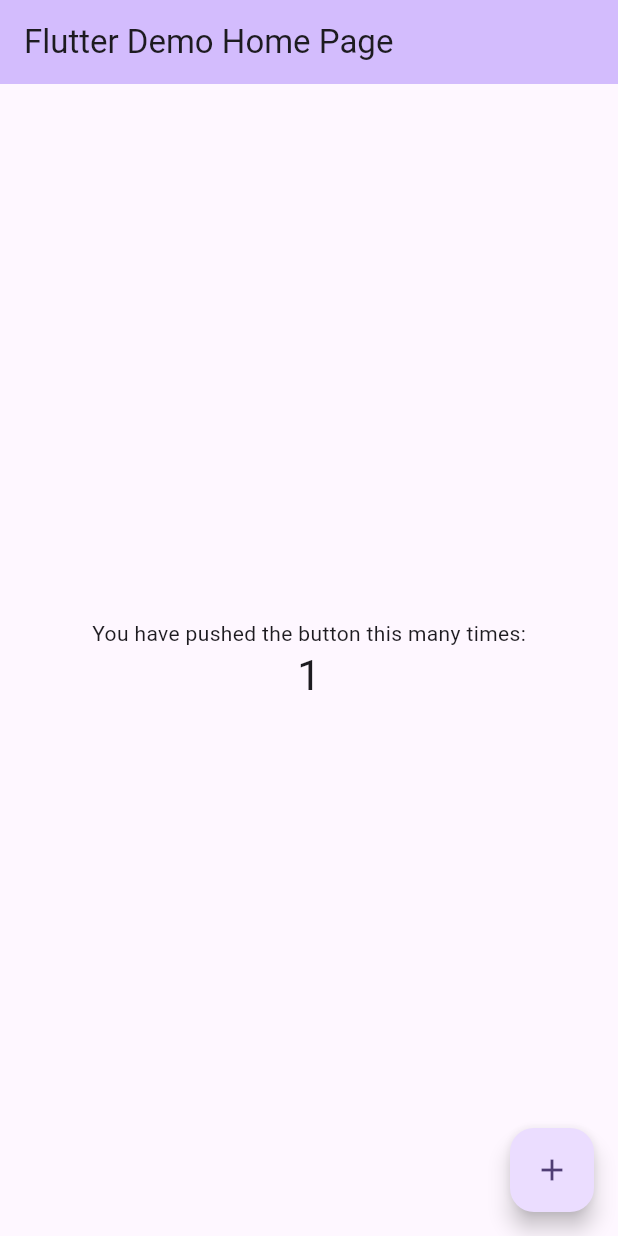
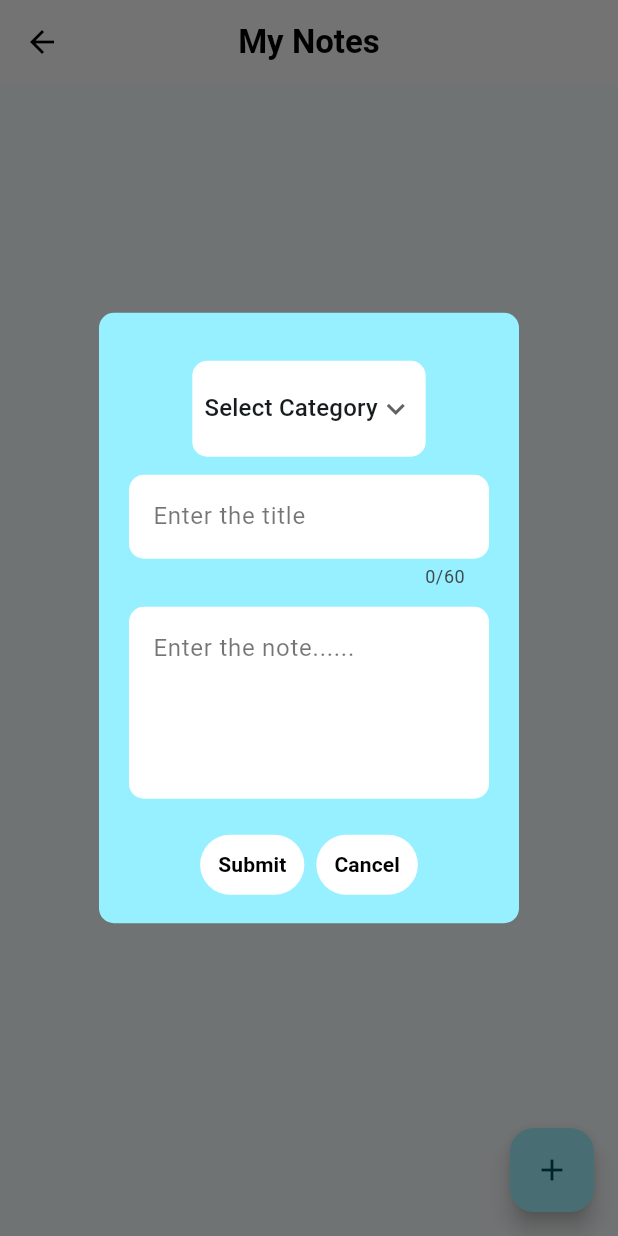
Before and after one commit to MhdSalahu/Note-Taking, a Flutter app: the screen it shows after launch, after a tap on the "add" icon, on a phone screen of 412 x 824 dp. Run offline on Flutter 3.47's test engine with Material 3 defaults, Android fonts, the phone set to English and light mode, and no system bars; our stand-ins replace lottie.

Commit message:
UI Work finished

```diff
--- /dev/null
+++ b/lib/home_page.dart
@@ -0,0 +1,287 @@
+import 'package:flutter/material.dart';
+import 'package:lottie/lottie.dart';
+import 'package:note_taking/provider.dart';
+
+class HomePage extends StatefulWidget {
+  const HomePage({super.key});
+
+  @override
+  State<HomePage> createState() => _HomePageState();
+}
+
+class _HomePageState extends State<HomePage> {
+
+
+  TextEditingController notesController = TextEditingController();
+  TextEditingController titleController = TextEditingController();
+
+
+  var notesList = [];
+  var titleList = [];
+  var categoryList = [];
+  var dateList = [];
+
+
+
+  late String selectedCategory ;
+
+  String dropdownValue = 'Select Category';
+
+  var category = [
+    'Select Category',
+    'Todo',
+    'Games',
+    'Reminder',
+    'Fun',
+    'Relax',
+    'Other',
+
+  ];
+
+
+
+
+  void _showDialog() {
+    showDialog(
+        context: context,
+        builder: (BuildContext context) {
+          return AlertDialog(
+            actionsAlignment: MainAxisAlignment.center,
+            actionsPadding: const EdgeInsets.fromLTRB(0, 0, 0, 15),
+            backgroundColor: const Color(0XFF97f0ff),
+            shape: const RoundedRectangleBorder(
+                borderRadius: BorderRadius.all(Radius.circular(10.0))),
+            contentPadding: const EdgeInsets.all(20),
+            content: StatefulBuilder(
+              builder: (BuildContext context, StateSetter setState)  {
+                return Column(
+                  mainAxisSize: MainAxisSize.min,
+                  children: [
+                    const SizedBox(height: 12,),
+
+                    Container(
+                      decoration: BoxDecoration(
+                        color: Colors.white,
+                        borderRadius: BorderRadius.circular(10),
+                      ),
+                      padding: const EdgeInsets.all(8),
+                      child: DropdownButton(
+                        underline: Container(),
+                        value: dropdownValue,
+                        icon: const Icon(Icons.keyboard_arrow_down),
+                        items:category.map((String items) {
+                          return DropdownMenuItem(
+                            value: items,
+                            child: Text(items),
+                          );
+                        }).toList(),
+                        onChanged: (String? newValue) {
+                          setState(() {
+                            dropdownValue = newValue!;
+                            selectedCategory=dropdownValue;
+                          });
+                        },
+
+                      ),
+                    ),
+                    const SizedBox(height: 12,),
+                    TextField(
+                      controller: titleController,
+                      maxLength: 60,
+                      decoration: InputDecoration(
+                        labelText: 'Enter the title',
+                        labelStyle: const TextStyle(color: Colors.black54),
+                        alignLabelWithHint: true,
+                        filled: true,
+                        fillColor: Colors.white,
+                        border: OutlineInputBorder(
+                            borderRadius: BorderRadius.circular(10),borderSide: BorderSide.none
+                        ),
+                      ),
+                    ),
+                    const SizedBox(height: 12,),
+                    TextField(
+                      controller: notesController,
+                      maxLines: 4,
+                      decoration: InputDecoration(
+                        labelText: 'Enter the note......',
+                        labelStyle: const TextStyle(color: Colors.black54),
+                        alignLabelWithHint: true,
+                        filled: true,
+                        fillColor: Colors.white,
+                        border: OutlineInputBorder(
+                            borderRadius: BorderRadius.circular(10),borderSide: BorderSide.none
+                        ),
+                      ),
+                    ),
+                  ],
+                );
+              }
+            ),
+            actions: [
+              TextButton(
+                style: TextButton.styleFrom(backgroundColor: Colors.white),
+                child: const Text("Submit",style: TextStyle(color: Colors.black,fontWeight: FontWeight.bold),),
+                onPressed: () {
+                  Navigator.pop(context);
+                  String topic = notesController.text;
+                  String title = titleController.text;
+                  DateTime now = DateTime.now();
+                  setState(() {
+
+                    titleList.add(title);
+                    notesList.add(topic);
+                    dateList.add(now);
+                    categoryList.add(selectedCategory);
+
+                    notesController.text="";
+
+                    //(nameList.length>=noOfStaff)?noOfStaff=nameList.length:_showDialog();
+                  });
+                },
+              ),
+              TextButton(
+                style: TextButton.styleFrom(backgroundColor: Colors.white),
+                child: const Text('Cancel',style: TextStyle(color: Colors.black,fontWeight: FontWeight.bold)),
+                onPressed: () {
+                  Navigator.pop(context);
+                },
+              ),
+            ],
+          );
+        });
+  }
+
+
+  @override
+  Widget build(BuildContext context) {
+    return Scaffold(
+      appBar: AppBar(
+        leading: IconButton(onPressed: (){
+         // Navigator.of(context).push(MaterialPageRoute(builder: (context) => const AdminHomePage()));
+        },
+            icon: const Icon(Icons.arrow_back, color: Colors.black,)
+        ),
+        title: const Text('My Notes',
+          style: TextStyle(fontWeight: FontWeight.bold, color: Colors.black),),
+        centerTitle: true,
+        backgroundColor: const Color(0xFFfafafa),
+        elevation: 0,
+      ),
+      body: ListView.builder(
+        itemCount: notesList.length,
+        itemBuilder: (context, i) {
+          final item = notesList[i];
+          return Dismissible(
+              key: Key(item),
+              direction: DismissDirection.startToEnd,
+              onDismissed:(direction){
+                setState(() {
+                  notesList.removeAt(i);
+                });
+
+                ScaffoldMessenger.of(context).showSnackBar(
+                  SnackBar(
+                    content: Text('$item Removed from list'),
+                  ),
+                );
+
+              },
+              background: Container(
+                  alignment: Alignment.centerLeft,
+                  padding: const EdgeInsets.only(right: 20.0),
+                  child: Lottie.network('https://assets1.lottiefiles.com/datafiles/YpOCRxpifd1Xs1n/data.json')),
+              child: Padding(
+                padding: const EdgeInsetsDirectional.fromSTEB(5, 0, 5, 0),
+                child: ListTile(
+                  onTap:() {
+    // Use Navigator to open the new screen
+    Navigator.push(
+    context,
+    MaterialPageRoute(builder: (context) => NoteList(title: notesList[i], note: notesList[i], date: dateList[i], category: categoryList[i])),
+    );},
+                  selectedTileColor: const Color(0XFFBDCDD6),
+                  title: Container(
+                    decoration: const BoxDecoration(
+                        border: Border(
+                          bottom: BorderSide(width: 1),
+                        )
+                    ),
+                    child: Column(
+                      mainAxisAlignment: MainAxisAlignment.start,
+                      crossAxisAlignment: CrossAxisAlignment.start,
+                      children: [
+                        Row(
+                          mainAxisAlignment: MainAxisAlignment.spaceBetween,
+                          crossAxisAlignment:CrossAxisAlignment.center,
+                          children: [
+                            Text(titleList[i],),
+                            Container(
+                              padding: const EdgeInsets.all(5),
+                              decoration:  BoxDecoration(
+                                borderRadius: BorderRadius.circular(10.0),
+                                color:const Color(0XFF97f0ff)
+                              ),
+                              child: Text(categoryList[i],
+                              style: const TextStyle(color: Colors.black,fontWeight: FontWeight.bold,fontSize: 10),),
+                            )
+                          ],
+                        ),
+                        const SizedBox(
+                          width: double.infinity,
+                          height: 5,
+                        ),
+                        Text("Date : ${dateList[i].day}-${dateList[i].month}-${dateList[i].year}",style: const TextStyle(color: Color(0xA6000000)),),
+                      ],
+                    ),
+                  ),
+                ),
+              )
+          );
+        },
+      ),
+      floatingActionButton: FloatingActionButton(
+        //backgroundColor: Colors.black87 ,
+        onPressed: (){
+          _showDialog();
+        },
+        child: const Icon(Icons.add),),
+    );
+  }
+}
+
+
+class NoteList extends StatelessWidget {
+  String title;
+
+  String note;
+
+  String date;
+
+  String category;
+
+   NoteList({Key? key,required this.title,required this.note,required this.date, required this.category}) : super(key: key);
+
+  @override
+  Widget build(BuildContext context) {
+    return  Scaffold(
+      body: Container(
+
+        child: Column(
+          children: [
+            Row(
+              mainAxisAlignment: MainAxisAlignment.spaceBetween,
+              crossAxisAlignment: CrossAxisAlignment.center,
+              children: [
+                Text(title),
+                Text(category)
+              ],
+            ),
+            Text(note)
+          ],
+        ),
+
+      ),
+    );
+  }
+}
--- a/lib/main.dart
+++ b/lib/main.dart
@@ -1,7 +1,19 @@
 import 'package:flutter/material.dart';
+import 'package:note_taking/provider.dart';
+
+import 'home_page.dart';
+import 'package:provider/provider.dart';
 
 void main() {
-  runApp(const MyApp());
+
+  NoteData noteDataProvider(BuildContext context) {
+    return Provider.of<NoteData>(context, listen: false);
+  }
+
+
+  runApp( ChangeNotifierProvider(
+      create: (context) => NoteData(),
+      child: const MyApp()));
 }
 
 class MyApp extends StatelessWidget {
@@ -13,113 +25,11 @@ class MyApp extends StatelessWidget {
     return MaterialApp(
       title: 'Flutter Demo',
       theme: ThemeData(
-        // This is the theme of your application.
-        //
-        // TRY THIS: Try running your application with "flutter run". You'll see
-        // the application has a purple toolbar. Then, without quitting the app,
-        // try changing the seedColor in the colorScheme below to Colors.green
-        // and then invoke "hot reload" (save your changes or press the "hot
-        // reload" button in a Flutter-supported IDE, or press "r" if you used
-        // the command line to start the app).
-        //
-        // Notice that the counter didn't reset back to zero; the application
-        // state is not lost during the reload. To reset the state, use hot
-        // restart instead.
-        //
-        // This works for code too, not just values: Most code changes can be
-        // tested with just a hot reload.
-        colorScheme: ColorScheme.fromSeed(seedColor: Colors.deepPurple),
+        colorScheme: ColorScheme.fromSeed(seedColor: Colors.white60),
         useMaterial3: true,
       ),
-      home: const MyHomePage(title: 'Flutter Demo Home Page'),
+      debugShowCheckedModeBanner: false,
+      home: const HomePage(),
     );
   }
 }
-
-class MyHomePage extends StatefulWidget {
-  const MyHomePage({super.key, required this.title});
-
-  // This widget is the home page of your application. It is stateful, meaning
-  // that it has a State object (defined below) that contains fields that affect
-  // how it looks.
-
-  // This class is the configuration for the state. It holds the values (in this
-  // case the title) provided by the parent (in this case the App widget) and
-  // used by the build method of the State. Fields in a Widget subclass are
-  // always marked "final".
-
-  final String title;
-
-  @override
-  State<MyHomePage> createState() => _MyHomePageState();
-}
-
-class _MyHomePageState extends State<MyHomePage> {
-  int _counter = 0;
-
-  void _incrementCounter() {
-    setState(() {
-      // This call to setState tells the Flutter framework that something has
-      // changed in this State, which causes it to rerun the build method below
-      // so that the display can reflect the updated values. If we changed
-      // _counter without calling setState(), then the build method would not be
-      // called again, and so nothing would appear to happen.
-      _counter++;
-    });
-  }
-
-  @override
-  Widget build(BuildContext context) {
-    // This method is rerun every time setState is called, for instance as done
-    // by the _incrementCounter method above.
-    //
-    // The Flutter framework has been optimized to make rerunning build methods
-    // fast, so that you can just rebuild anything that needs updating rather
-    // than having to individually change instances of widgets.
-    return Scaffold(
-      appBar: AppBar(
-        // TRY THIS: Try changing the color here to a specific color (to
-        // Colors.amber, perhaps?) and trigger a hot reload to see the AppBar
-        // change color while the other colors stay the same.
-        backgroundColor: Theme.of(context).colorScheme.inversePrimary,
-        // Here we take the value from the MyHomePage object that was created by
-        // the App.build method, and use it to set our appbar title.
-        title: Text(widget.title),
-      ),
-      body: Center(
-        // Center is a layout widget. It takes a single child and positions it
-        // in the middle of the parent.
-        child: Column(
-          // Column is also a layout widget. It takes a list of children and
-          // arranges them vertically. By default, it sizes itself to fit its
-          // children horizontally, and tries to be as tall as its parent.
-          //
-          // Column has various properties to control how it sizes itself and
-          // how it positions its children. Here we use mainAxisAlignment to
-          // center the children vertically; the main axis here is the vertical
-          // axis because Columns are vertical (the cross axis would be
-          // horizontal).
-          //
-          // TRY THIS: Invoke "debug painting" (choose the "Toggle Debug Paint"
-          // action in the IDE, or press "p" in the console), to see the
-          // wireframe for each widget.
-          mainAxisAlignment: MainAxisAlignment.center,
-          children: <Widget>[
-            const Text(
-              'You have pushed the button this many times:',
-            ),
-            Text(
-              '$_counter',
-              style: Theme.of(context).textTheme.headlineMedium,
-            ),
-          ],
-        ),
-      ),
-      floatingActionButton: FloatingActionButton(
-        onPressed: _incrementCounter,
-        tooltip: 'Increment',
-        child: const Icon(Icons.add),
-      ), // This trailing comma makes auto-formatting nicer for build methods.
-    );
-  }
-}
--- /dev/null
+++ b/lib/note_list.dart
@@ -0,0 +1,13 @@
+import 'package:flutter/material.dart';
+
+class ListView extends StatelessWidget {
+  const ListView({Key? key}) : super(key: key);
+
+  @override
+  Widget build(BuildContext context) {
+    return Container(
+
+
+    );
+  }
+}
--- /dev/null
+++ b/lib/provider.dart
@@ -0,0 +1,16 @@
+import 'package:flutter/foundation.dart';
+
+class NoteData extends ChangeNotifier {
+  List<String> notesList = [];
+  List<String> titleList = [];
+  List<String> categoryList = [];
+  List<String> dateList = [];
+
+  void addNote(String note, String title, String category, String date) {
+    notesList.add(note);
+    titleList.add(title);
+    categoryList.add(category);
+    dateList.add(date);
+    notifyListeners();
+  }
+}
--- a/pubspec.yaml
+++ b/pubspec.yaml
@@ -35,6 +35,9 @@ dependencies:
   # The following adds the Cupertino Icons font to your application.
   # Use with the CupertinoIcons class for iOS style icons.
   cupertino_icons: ^1.0.2
+  lottie: ^1.2.1
+  provider: ^6.1.1
+
 
 dev_dependencies:
   flutter_test:
```
Also changed, not shown: lib/login_page.dart (added, +15 -0 lines), pubspec.lock.
